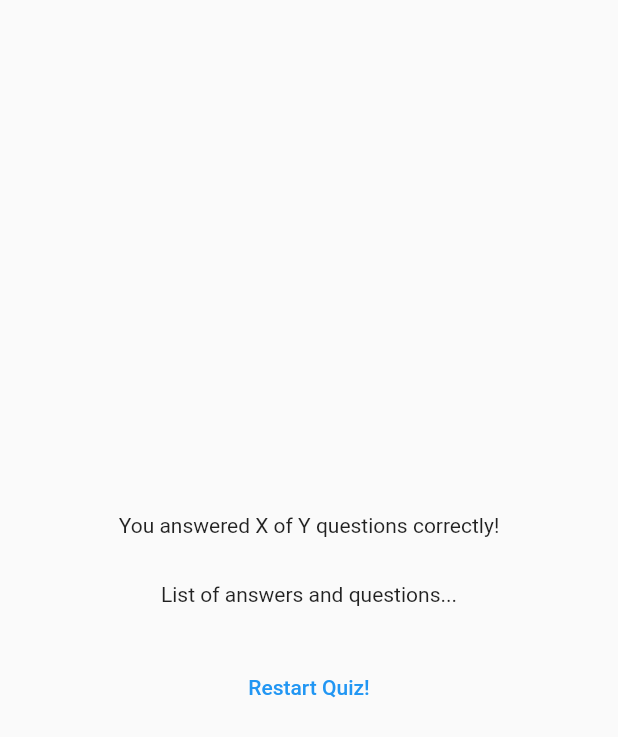
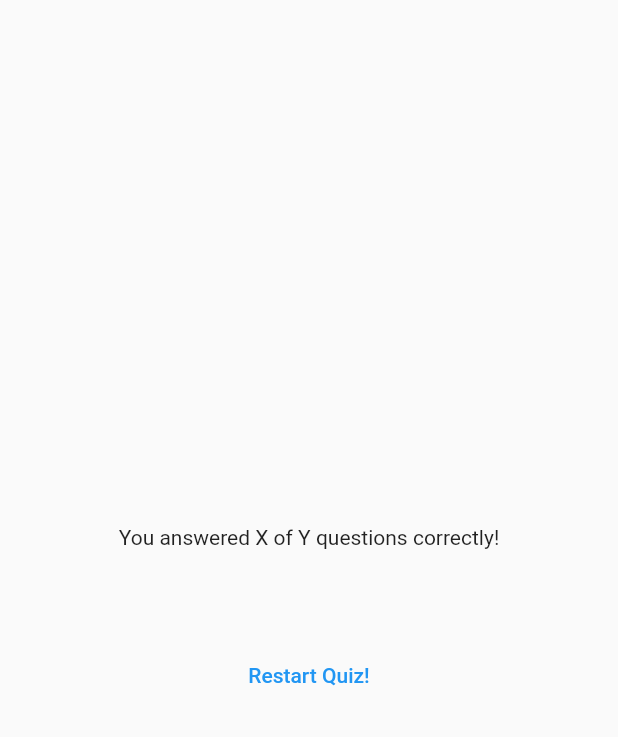
Before and after one commit to SirGeist/quiz-app, a Flutter app: the ResultsScreen widget shown alone on an empty page, opened directly with empty values, on a phone screen of 412 x 824 dp. Shown: the top 737 px of the screen. Run offline on Flutter 3.47's test engine with Material 2 defaults, Android fonts, the phone set to English and light mode, and no system bars; our stand-ins replace google_fonts.

Commit message:
displayable result screen

```diff
--- a/lib/quiz.dart
+++ b/lib/quiz.dart
@@ -27,7 +27,6 @@ class  _QuizState extends State <Quiz> {
     selectedAnswers.add(answer);
     if(selectedAnswers.length == questions.length){
       setState(() {
-        selectedAnswers = [];
         activeScreen = 'results-screen';
       });
     }
--- a/lib/results_screen.dart
+++ b/lib/results_screen.dart
@@ -1,5 +1,6 @@
 import 'package:flutter/material.dart';
 import 'package:quiz_app/data/questions.dart';
+import 'package:quiz_app/questions_summary.dart';
 
 class ResultsScreen extends StatelessWidget {
   const ResultsScreen({super.key, required this.chosenAnswers});
@@ -36,7 +37,8 @@ class ResultsScreen extends StatelessWidget {
             const SizedBox(
               height: 30,
             ),
-            const Text('List of answers and questions...'),
+
+            QuestionsSummary(summaryData: getSummaryData()),
             const SizedBox(
               height: 30,
             ),
```
Also changed, not shown: lib/questions_summary.dart (+13 -1 lines).
